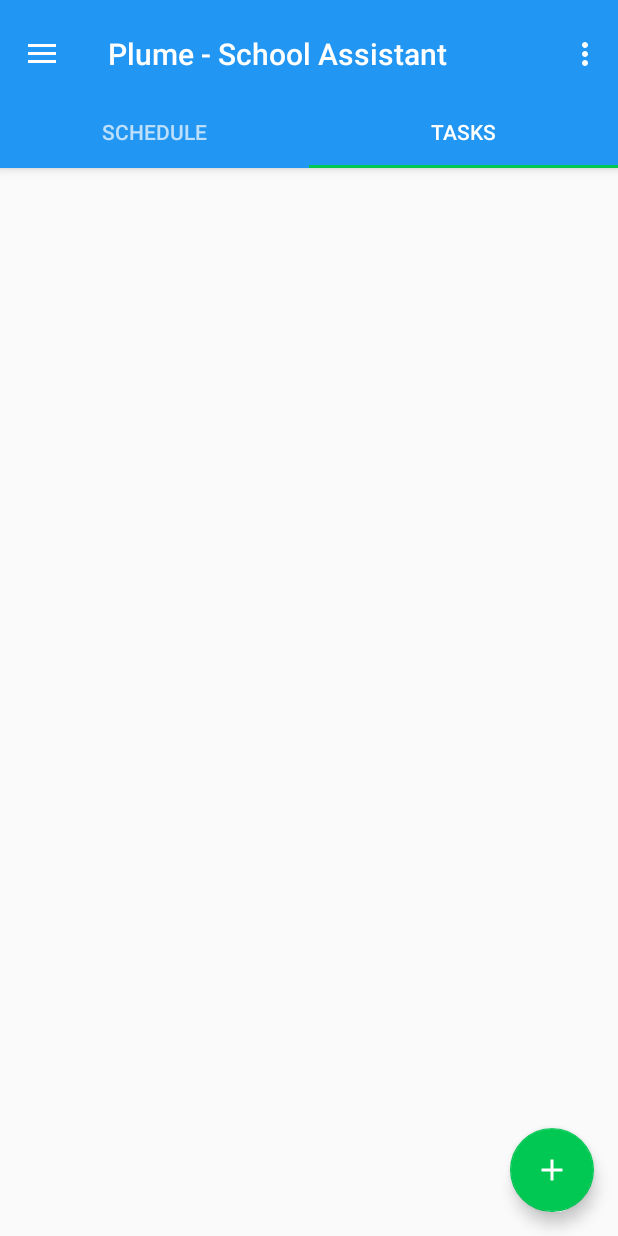
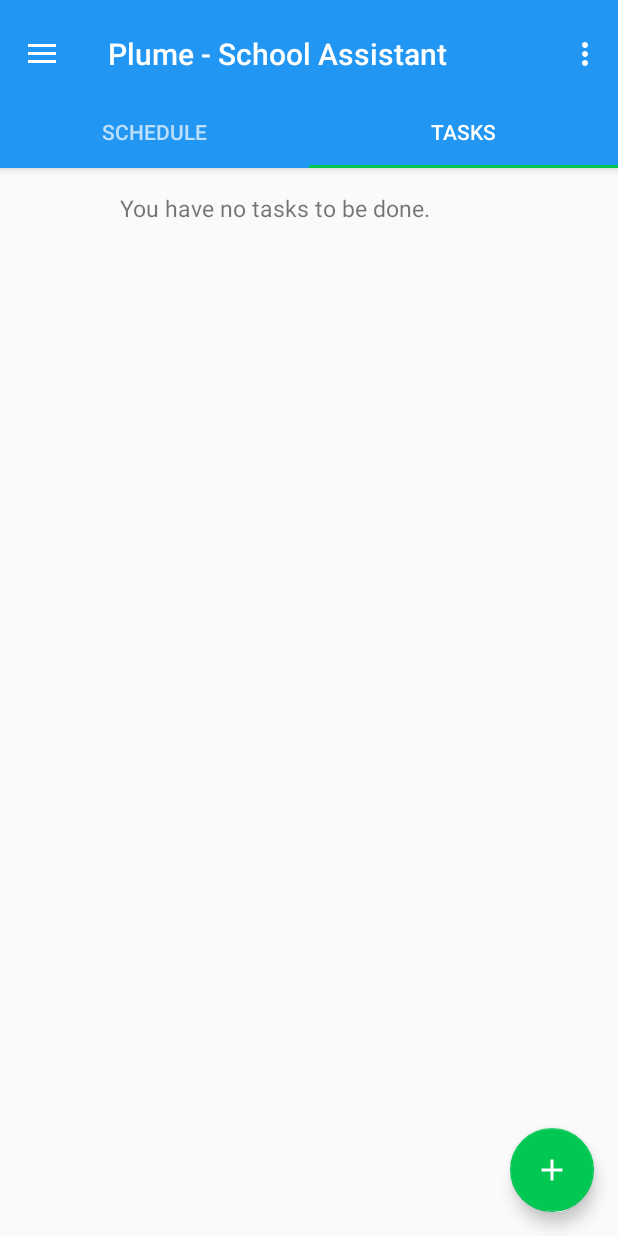
Before and after one commit to ericdecanini/Plume-SchoolAssistant, an Android app: the screen it shows after launch (MainActivity), tab 2 chosen, on a phone screen of 412 x 824 dp. Run offline under Robolectric (Android 15) with nearby library versions, the phone set to English and light mode, and no system bars.

```diff
--- a/app/src/main/java/com/pdt/plume/ClassesActivity.java
+++ b/app/src/main/java/com/pdt/plume/ClassesActivity.java
@@ -63,6 +63,9 @@ public class ClassesActivity extends AppCompatActivity {
             if (isTablet)
                 listView.performItemClick(listView.getChildAt(0), 0, listView.getFirstVisiblePosition());
         }
+
+        if (mScheduleAdapter.getCount() == 0)
+            findViewById(R.id.header_textview).setVisibility(View.VISIBLE);
 
         // Get a reference to the FAB and set its OnClickListener
         // which is an intent to add a new schedule
--- a/app/src/main/java/com/pdt/plume/NewTaskActivity.java
+++ b/app/src/main/java/com/pdt/plume/NewTaskActivity.java
@@ -151,6 +151,7 @@ public class NewTaskActivity extends AppCompatActivity
         classTypeArray.add(getString(R.string.field_dropdown_type_menu_item_test));
         classTypeArray.add(getString(R.string.field_dropdown_type_menu_item_revision));
         classTypeArray.add(getString(R.string.field_dropdown_type_menu_item_project));
+        classTypeArray.add(getString(R.string.field_dropdown_type_menu_item_detention));
         classTypeArray.add(getString(R.string.field_dropdown_type_menu_item_other));
 
         // Check if the activity was started by an edit action
--- a/app/src/main/java/com/pdt/plume/TasksFragment.java
+++ b/app/src/main/java/com/pdt/plume/TasksFragment.java
@@ -75,6 +75,9 @@ public class TasksFragment extends Fragment {
             if (isTablet)
                 listView.performItemClick(listView.getChildAt(0), 0, listView.getFirstVisiblePosition());
         }
+
+        if (mAdapter.getCount() == 0)
+            rootView.findViewById(R.id.header_textview).setVisibility(View.VISIBLE);
 
 
         // Get a reference to the FAB and set its OnClickListener
--- a/app/src/main/res/layout/activity_new_schedule.xml
+++ b/app/src/main/res/layout/activity_new_schedule.xml
@@ -11,7 +11,7 @@
         android:layout_height="match_parent"
         android:orientation="vertical">
 
-        <EditText
+        <AutoCompleteTextView
             android:id="@+id/field_new_schedule_title"
             android:layout_width="match_parent"
             android:layout_height="?attr/actionBarSize"
--- a/app/src/main/res/layout/fragment_tasks.xml
+++ b/app/src/main/res/layout/fragment_tasks.xml
@@ -3,10 +3,28 @@
     android:layout_width="match_parent"
     android:layout_height="match_parent" >
 
-    <ListView
-        android:id="@+id/tasks_list"
-        android:layout_width="wrap_content"
-        android:layout_height="wrap_content" />
+    <LinearLayout
+        android:layout_width="match_parent"
+        android:layout_height="match_parent"
+        android:orientation="vertical">
+        <TextView
+            android:visibility="gone"
+            android:id="@+id/header_textview"
+            android:text="@string/schedule_tasks_splash_no_tasks"
+            android:layout_marginLeft="80dp"
+            android:layout_marginStart="80dp"
+            android:layout_marginTop="@dimen/activity_vertical_margin"
+            android:layout_marginBottom="8dp"
+            android:textSize="15sp"
+            android:layout_width="wrap_content"
+            android:layout_height="wrap_content" />
+        <ListView
+            android:id="@+id/tasks_list"
+            android:layout_width="wrap_content"
+            android:layout_height="wrap_content" />
+    </LinearLayout>
+
+
 
     <android.support.design.widget.FloatingActionButton
         android:id="@+id/fab"
```
Also changed, not shown: app/src/main/java/com/pdt/plume/NewScheduleActivity.java (+9 -2 lines), app/src/main/res/layout/activity_classes.xml (+24 -3 lines), app/src/main/res/values/arrays.xml (+30 -0 lines), app/src/main/res/values/strings.xml (+58 -2 lines).
